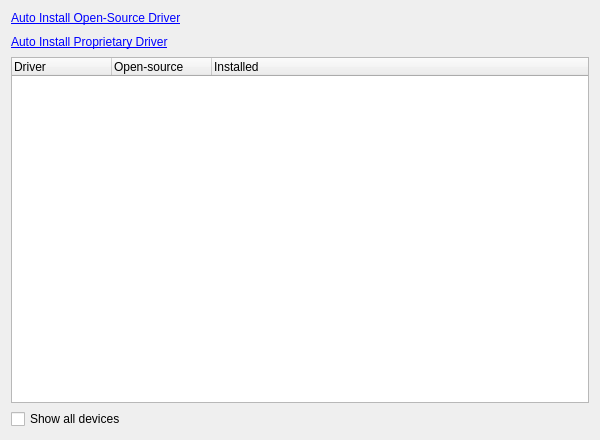
The window that src/modules/mhwd/ui/PageMhwd.ui (manjaro/manjaro-settings-manager) describes before a commit, drawn with Qt 5.
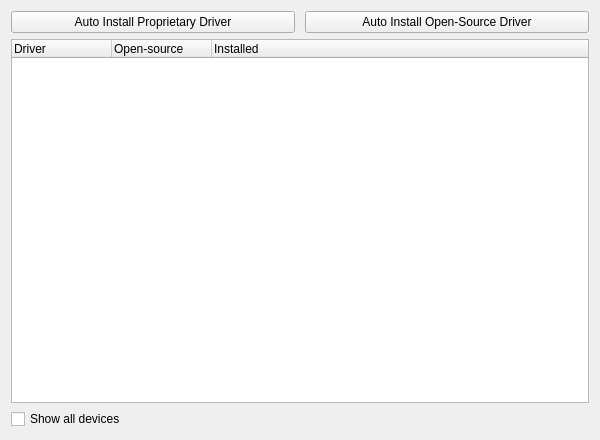
The same window after the commit.

Commit message: Reverting back to buttons

```diff
--- a/src/modules/mhwd/ui/PageMhwd.ui
+++ b/src/modules/mhwd/ui/PageMhwd.ui
@@ -27,43 +27,24 @@
     <number>11</number>
    </property>
    <item>
-    <layout class="QVBoxLayout" name="verticalLayout" stretch="0,0,0">
+    <layout class="QHBoxLayout" name="horizontalLayout" stretch="0,0">
      <property name="spacing">
       <number>10</number>
      </property>
      <item>
-      <widget class="QLabel" name="buttonInstallFree">
+      <widget class="QPushButton" name="buttonInstallNonFree">
        <property name="text">
-        <string>&lt;a href=&quot;#&quot;&gt;Auto Install Open-Source Driver&lt;/a&gt;</string>
+        <string>Auto Install Proprietary Driver</string>
        </property>
       </widget>
      </item>
      <item>
-      <widget class="QLabel" name="buttonInstallNonFree">
+      <widget class="QPushButton" name="buttonInstallFree">
        <property name="text">
-        <string>&lt;a href=&quot;#&quot;&gt;Auto Install Proprietary Driver&lt;/a&gt;</string>
+        <string>Auto Install Open-Source Driver</string>
        </property>
-       <property name="textFormat">
-        <enum>Qt::RichText</enum>
-       </property>
       </widget>
      </item>
-     <item>
-      <spacer name="verticalSpacer">
-       <property name="orientation">
-        <enum>Qt::Vertical</enum>
-       </property>
-       <property name="sizeType">
-        <enum>QSizePolicy::Minimum</enum>
-       </property>
-       <property name="sizeHint" stdset="0">
-        <size>
-         <width>20</width>
-         <height>2</height>
-        </size>
-       </property>
-      </spacer>
-     </item>
     </layout>
    </item>
    <item>
```
The commit also changes 1 other file.
